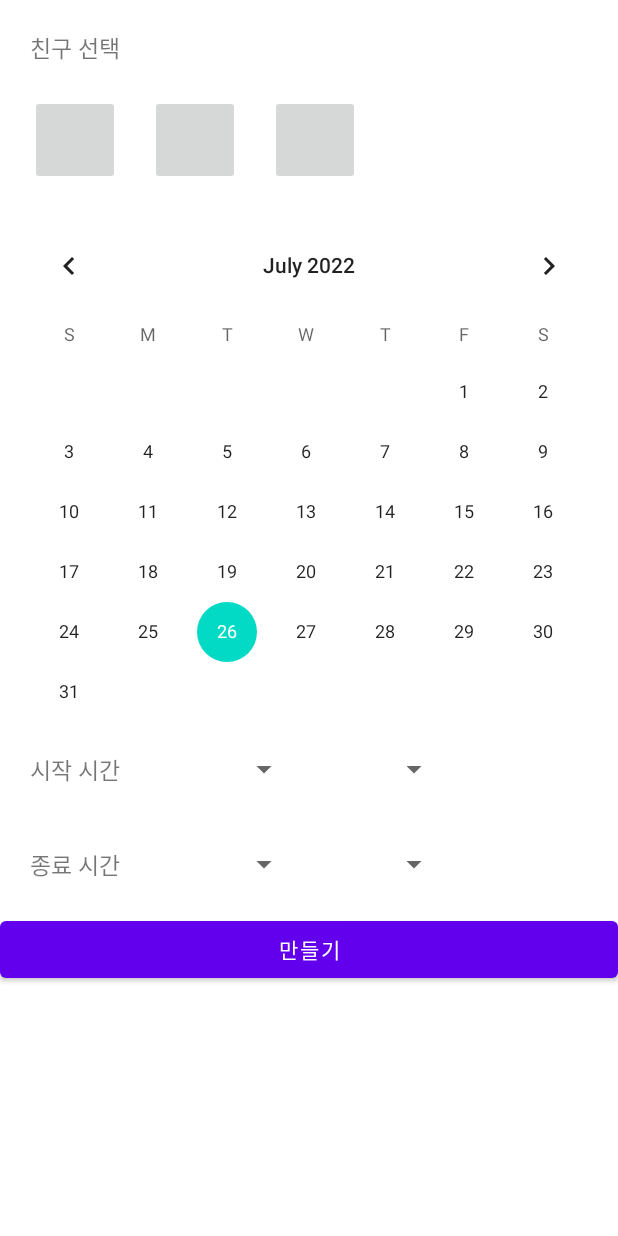
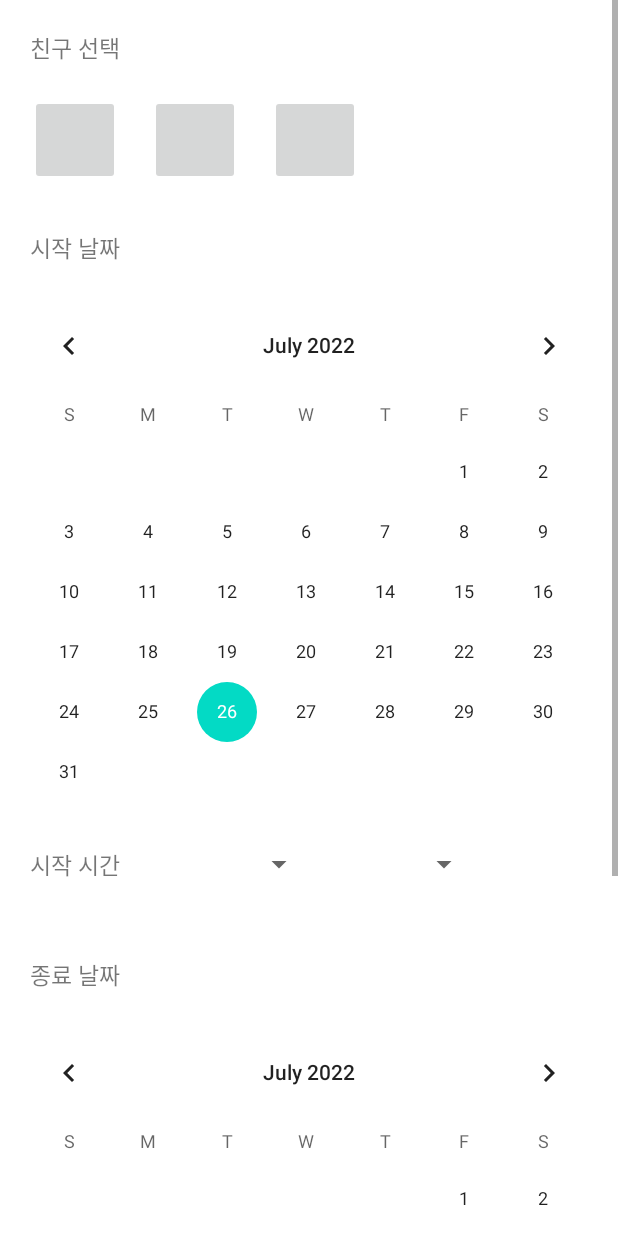
Before and after one commit to minzee09/guru2_15, an Android app: the layout activity_execute.xml on its own in the app's theme, with its tools: preview values and no code run, on a phone screen of 412 x 824 dp. Run offline under Robolectric (Android 15) with nearby library versions, the phone set to English and light mode, and no system bars.

Commit message:
calendar

```diff
--- a/app/src/main/AndroidManifest.xml
+++ b/app/src/main/AndroidManifest.xml
@@ -17,7 +17,7 @@
         tools:targetApi="31">
         <activity
             android:name=".ResultActivity"
-            android:exported="false" />
+            android:parentActivityName=".ExecuteActivity" />
         <activity
             android:name=".ExecuteActivity"
             android:exported="false" />
--- a/app/src/main/res/layout/activity_execute.xml
+++ b/app/src/main/res/layout/activity_execute.xml
@@ -46,13 +46,19 @@
             android:layout_width="match_parent"
             android:layout_height="wrap_content">
 
+            <TextView
+                android:layout_marginTop="10dp"
+                android:padding="20dp"
+                android:layout_width="wrap_content"
+                android:layout_height="wrap_content"
+                android:text="시작 날짜"
+                android:textSize="15dp" />
+
             <CalendarView
-                android:layout_marginTop="20dp"
                 android:id="@+id/calenderView"
                 android:layout_width="match_parent"
                 android:layout_height="match_parent" />
 
-        </LinearLayout>
 
             <LinearLayout
                 android:orientation="horizontal"
@@ -60,19 +66,24 @@
                 android:layout_height="wrap_content">
 
                 <TextView
+                    android:layout_marginTop="10dp"
+                    android:padding="20dp"
                     android:layout_width="wrap_content"
                     android:layout_height="wrap_content"
                     android:text="시작 시간"
-                android:textSize="15dp"
-                android:padding="20dp"/>
+                    android:textSize="15dp" />
 
                 <Spinner
+                    android:layout_marginLeft="10dp"
+                    android:layout_marginTop="10dp"
                     android:id="@+id/stHour"
                     android:layout_width="100dp"
                     android:layout_height="match_parent"
                     android:spinnerMode="dialog"/>
 
                 <Spinner
+                    android:layout_marginLeft="10dp"
+                    android:layout_marginTop="10dp"
                     android:id="@+id/stMinute"
                     android:layout_width="100dp"
                     android:layout_height="match_parent"
@@ -80,34 +91,62 @@
 
             </LinearLayout>
 
+        </LinearLayout>
+
+        <LinearLayout
+            android:orientation="vertical"
+            android:layout_width="match_parent"
+            android:layout_height="wrap_content">
+
+            <TextView
+                android:layout_marginTop="10dp"
+                android:padding="20dp"
+                android:layout_width="wrap_content"
+                android:layout_height="wrap_content"
+                android:text="종료 날짜"
+                android:textSize="15dp" />
+
+            <CalendarView
+                android:id="@+id/calenderView2"
+                android:layout_width="match_parent"
+                android:layout_height="match_parent" />
+
+
             <LinearLayout
                 android:orientation="horizontal"
                 android:layout_width="match_parent"
                 android:layout_height="wrap_content">
 
                 <TextView
+                    android:layout_marginTop="10dp"
+                    android:padding="20dp"
                     android:layout_width="wrap_content"
                     android:layout_height="wrap_content"
                     android:text="종료 시간"
-                android:textSize="15dp"
-                android:padding="20dp"/>
+                    android:textSize="15dp" />
 
                 <Spinner
+                    android:layout_marginLeft="10dp"
+                    android:layout_marginTop="10dp"
                     android:id="@+id/fHour"
                     android:layout_width="100dp"
                     android:layout_height="match_parent"
                     android:spinnerMode="dialog"/>
 
                 <Spinner
+                    android:layout_marginLeft="10dp"
+                    android:layout_marginTop="10dp"
                     android:id="@+id/fMinute"
                     android:layout_width="100dp"
                     android:layout_height="match_parent"
                     android:spinnerMode="dialog"/>
 
+            </LinearLayout>
 
         </LinearLayout>
 
         <Button
+            android:layout_marginTop="20dp"
             android:id="@+id/btnmake"
             android:layout_width="match_parent"
             android:layout_height="50dp"
```
Also changed, not shown: app/src/main/java/com/example/guru2_15/ExecuteActivity.kt (+78 -19 lines), app/src/main/java/com/example/guru2_15/ResultActivity.kt (+28 -16 lines), app/src/main/res/layout/activity_result.xml (+28 -19 lines). Lines whose indentation alone changed are shown as unchanged.
